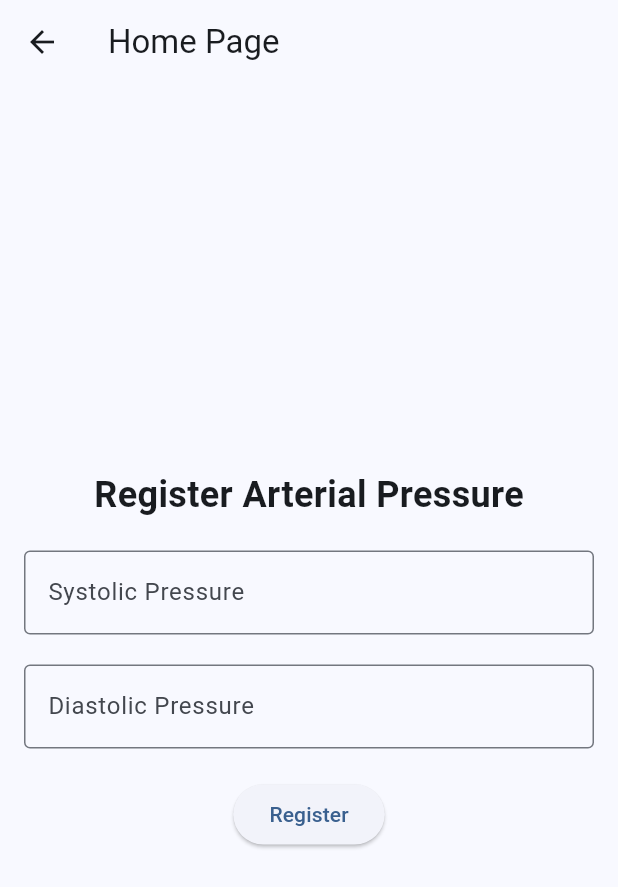
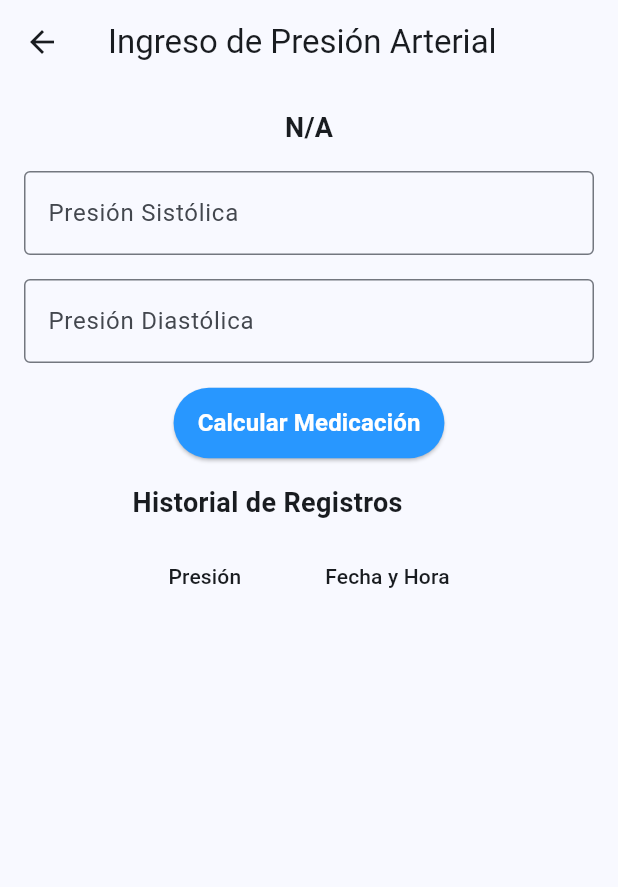
Before and after one commit to JhandryChimbo/PreasureCare, a Flutter app: the HomeView screen opened by its route, on a phone screen of 412 x 824 dp. Shown: the top 887 px of the screen. Run offline on Flutter 3.47's test engine with Material 3 defaults, Android fonts, the phone set to English and light mode, and no system bars; our stand-ins replace flutter_secure_storage, fluttertoast, validators; accounts and stored records are empty.

Commit message:
Agregar vista de error de conexión y mejorar la vista de inicio con formulario para ingreso de presión arterial

```diff
--- a/frontend/lib/main.dart
+++ b/frontend/lib/main.dart
@@ -26,7 +26,7 @@ class MyApp extends StatelessWidget {
       routes: {
         '/login': (context) => const LoginView(),
         '/register': (context) => const RegisterView(),
-        '/home': (context) => HomeView(),
+        '/home': (context) => const HomeView(),
       },
       onGenerateRoute: (settings) {
         return MaterialPageRoute(builder: (context) => const Page404());
--- a/frontend/lib/views/homeView.dart
+++ b/frontend/lib/views/homeView.dart
@@ -1,47 +1,221 @@
 import 'package:flutter/material.dart';
+import 'package:intl/intl.dart';
 
-class HomeView extends StatelessWidget {
+class HomeView extends StatefulWidget {
+  const HomeView({Key? key}) : super(key: key);
+
+  @override
+  _HomeViewState createState() => _HomeViewState();
+}
+
+class _HomeViewState extends State<HomeView> {
+  final _formKey = GlobalKey<FormState>();
+  final TextEditingController sistolicaController = TextEditingController();
+  final TextEditingController diastolicaController = TextEditingController();
+
+  List<Map<String, String>> _historial = [];
+  String _ultimaPresion = 'N/A';
+
   @override
   Widget build(BuildContext context) {
     return Scaffold(
       appBar: AppBar(
-        title: Text('Home Page'),
+        title: const Text('Ingreso de Presión Arterial'),
       ),
       body: Padding(
         padding: const EdgeInsets.all(16.0),
         child: Column(
-          mainAxisAlignment: MainAxisAlignment.center,
-          children: <Widget>[
-            const Text(
-              'Register Arterial Pressure',
-              style: TextStyle(fontSize: 24, fontWeight: FontWeight.bold),
-            ),
-            const SizedBox(height: 20),
-            const TextField(
-              decoration: InputDecoration(
-                border: OutlineInputBorder(),
-                labelText: 'Systolic Pressure',
-              ),
-              keyboardType: TextInputType.number,
-            ),
-            const SizedBox(height: 20),
-            const TextField(
-              decoration: InputDecoration(
-                border: OutlineInputBorder(),
-                labelText: 'Diastolic Pressure',
-              ),
-              keyboardType: TextInputType.number,
-            ),
-            const SizedBox(height: 20),
-            ElevatedButton(
-              onPressed: () {
-                // Handle the registration logic here
-              },
-              child: Text('Register'),
-            ),
+          children: [
+            _buildUltimaPresion(),
+            const SizedBox(height: 16),
+            _buildForm(),
+            const SizedBox(height: 16),
+            _buildHistorial(),
           ],
         ),
       ),
     );
   }
+
+  Widget _buildUltimaPresion() {
+    return Text(
+      _ultimaPresion,
+      style: const TextStyle(fontSize: 18, fontWeight: FontWeight.bold),
+    );
+  }
+
+  Widget _buildForm() {
+    return Form(
+      key: _formKey,
+      child: Column(
+        children: [
+          _buildTextField(
+            controller: sistolicaController,
+            labelText: 'Presión Sistólica',
+            hintText: 'Ejemplo: 120',
+            validator: (value) {
+              if (value == null || value.isEmpty) {
+                return 'Por favor, ingresa un valor para la presión sistólica';
+              }
+              return null;
+            },
+          ),
+          const SizedBox(height: 16),
+          _buildTextField(
+            controller: diastolicaController,
+            labelText: 'Presión Diastólica',
+            hintText: 'Ejemplo: 80',
+            validator: (value) {
+              if (value == null || value.isEmpty) {
+                return 'Por favor, ingresa un valor para la presión diastólica';
+              }
+              return null;
+            },
+          ),
+          const SizedBox(height: 16),
+          _buildCalcularButton(),
+        ],
+      ),
+    );
+  }
+
+  Widget _buildTextField({
+    required TextEditingController controller,
+    required String labelText,
+    required String hintText,
+    required String? Function(String?) validator,
+  }) {
+    return TextFormField(
+      controller: controller,
+      keyboardType: TextInputType.number,
+      decoration: InputDecoration(
+        labelText: labelText,
+        hintText: hintText,
+        border: const OutlineInputBorder(),
+      ),
+      validator: validator,
+    );
+  }
+
+  Widget _buildCalcularButton() {
+    return ElevatedButton(
+      onPressed: _calcularMedicacion,
+      style: ElevatedButton.styleFrom(
+        foregroundColor: Colors.white,
+        backgroundColor: const Color(0xFF2897FF),
+        padding: const EdgeInsets.symmetric(horizontal: 16, vertical: 12),
+      ),
+      child: const Text(
+        "Calcular Medicación",
+        style: TextStyle(fontSize: 16, fontWeight: FontWeight.bold),
+      ),
+    );
+  }
+
+  Widget _buildHistorial() {
+    return Expanded(
+      child: Column(
+        crossAxisAlignment: CrossAxisAlignment.start,
+        children: [
+          const Text(
+            'Historial de Registros',
+            style: TextStyle(fontSize: 18, fontWeight: FontWeight.bold),
+          ),
+          const SizedBox(height: 8),
+          Expanded(
+            child: SingleChildScrollView(
+              child: DataTable(
+                columns: const [
+                  DataColumn(label: Text('Presión')),
+                  DataColumn(label: Text('Fecha y Hora')),
+                ],
+                rows: _historial.map((registro) {
+                  return DataRow(cells: [
+                    DataCell(Text(registro['presion']!)),
+                    DataCell(Text(registro['fecha']!)),
+                  ]);
+                }).toList(),
+              ),
+            ),
+          ),
+        ],
+      ),
+    );
+  }
+
+  void _calcularMedicacion() {
+    final sistolica = int.tryParse(sistolicaController.text);
+    final diastolica = int.tryParse(diastolicaController.text);
+
+    if (sistolica == null || diastolica == null) {
+      _showDialog('Error', 'Por favor, ingresa valores válidos para la presión arterial.');
+      return;
+    }
+
+    String medicacion = '';
+    String recomendacion = '';
+
+    if (sistolica < 120 && diastolica < 80) {
+      medicacion = 'Presión normal. Mantén un estilo de vida saludable.';
+      recomendacion = 'No es necesario medicación en este caso.';
+    } else if (sistolica >= 120 && sistolica < 130 && diastolica < 80) {
+      medicacion = 'Presión elevada. Monitorear regularmente.';
+      recomendacion = 'Es recomendable seguir una dieta saludable, evitar el exceso de sal, y hacer ejercicio regularmente. Consulta a tu médico si es necesario.';
+    } else if (sistolica >= 130 && sistolica < 140 || diastolica >= 80 && diastolica < 90) {
+      medicacion = 'Hipertensión en etapa 1. Considera consultar con un médico.';
+      recomendacion = 'Tu médico puede recomendarte cambios en el estilo de vida, y en algunos casos, medicamentos antihipertensivos como inhibidores de la ECA, diuréticos, o bloqueadores de los canales de calcio.';
+    } else if (sistolica >= 140 || diastolica >= 90) {
+      medicacion = 'Hipertensión en etapa 2. Consulta a un médico para medicación.';
+      recomendacion = 'Es probable que necesites medicamentos antihipertensivos. Es importante que consultes a tu médico para recibir el tratamiento adecuado. Podría incluir medicamentos como betabloqueantes, inhibidores de la ECA o diuréticos.';
+    } else {
+      medicacion = 'Por favor, verifica los valores ingresados.';
+      recomendacion = '';
+    }
+
+    String fechaHora = DateFormat('yyyy-MM-dd HH:mm').format(DateTime.now());
+
+    setState(() {
+      _ultimaPresion = 'Última Presión: $sistolica / $diastolica ($fechaHora)';
+      _historial.insert(0, {'presion': '$sistolica / $diastolica', 'fecha': fechaHora});
+    });
+
+    sistolicaController.clear();
+    diastolicaController.clear();
+
+    _showDialog('Resultado', medicacion, recomendacion);
+  }
+
+  void _showDialog(String title, String medicacion, [String recomendacion = '']) {
+    showDialog(
+      context: context,
+      builder: (BuildContext context) {
+        return AlertDialog(
+          title: Text(title),
+          content: SingleChildScrollView(
+            child: ListBody(
+              children: [
+                Text(medicacion),
+                if (recomendacion.isNotEmpty)
+                  Padding(
+                    padding: const EdgeInsets.only(top: 8.0),
+                    child: Text(
+                      recomendacion,
+                      style: TextStyle(fontSize: 14, color: Colors.grey[700]),
+                    ),
+                  ),
+              ],
+            ),
+          ),
+          actions: <Widget>[
+            TextButton(
+              child: const Text('Cerrar'),
+              onPressed: () {
+                Navigator.of(context).pop();
+              },
+            ),
+          ],
+        );
+      },
+    );
+  }
 }
```
Also changed, not shown: frontend/lib/views/exception/no_Conection.dart (added, +51 -0 lines).
